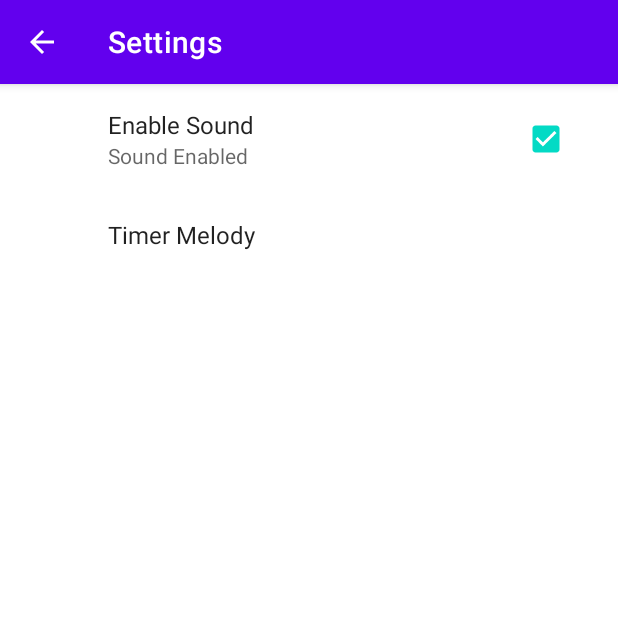
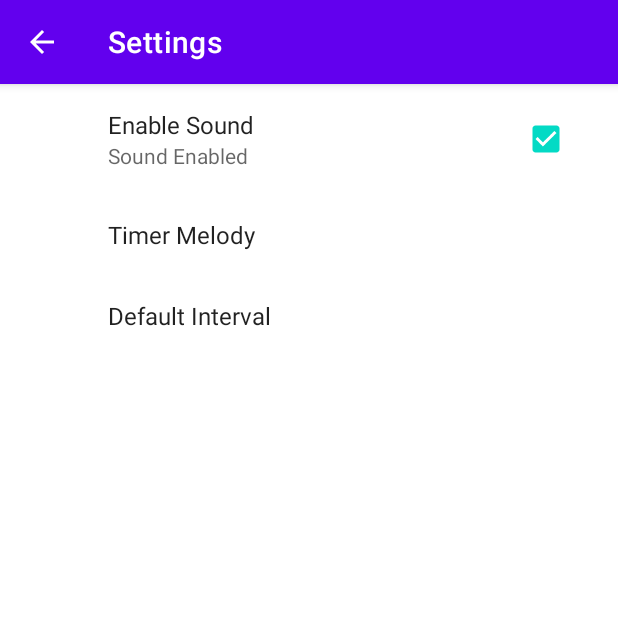
Before and after one commit to Sargeliu/CoolTimer, an Android app: the screen it shows after launch (SettingsActivity), after a tap on "Settings", on a phone screen of 412 x 824 dp, the top half of it. Run offline under Robolectric (Android 15) with nearby library versions, the phone set to English and light mode, and no system bars; our stand-ins replace androidx.preference.

Commit message:
EditTextPreference будем использовать для установки времени таймера

```diff
--- a/app/src/main/java/com/example/cooltimer/MainActivity.java
+++ b/app/src/main/java/com/example/cooltimer/MainActivity.java
@@ -17,7 +17,7 @@ import android.widget.Button;
 import android.widget.SeekBar;
 import android.widget.TextView;
 
-public class MainActivity extends AppCompatActivity {
+public class MainActivity extends AppCompatActivity implements SharedPreferences.OnSharedPreferenceChangeListener {
 
     private SeekBar seekBar;
     private TextView textView;
@@ -25,6 +25,8 @@ public class MainActivity extends AppCompatActivity {
     private Button button; // чтоб изменять текст на кнопке
 
     private CountDownTimer countDownTimer;
+    private int defaultInterval;
+    SharedPreferences sharedPreferences;
 
     @Override
     protected void onCreate(Bundle savedInstanceState) {
@@ -33,17 +35,18 @@ public class MainActivity extends AppCompatActivity {
 
         seekBar = findViewById(R.id.seekBar); // привязываем наши переменные
         textView = findViewById(R.id.textView);
+        sharedPreferences = PreferenceManager.getDefaultSharedPreferences(this);
 
         seekBar.setMax(600); // устанавливаем max значение (в нашем случае 10 минут = 600 секунд)
-        seekBar.setProgress(30); // устанавливаем таймер на 30 сек.
         isTimerOn = false; // ставим что изначально не вкл.
+        setIntervalFromSharedPreferences(sharedPreferences);
 
         button = findViewById(R.id.button);
         seekBar.setOnSeekBarChangeListener(new SeekBar.OnSeekBarChangeListener() { // привязывем TextView и SeedBar
             @Override
             public void onProgressChanged(SeekBar seekBar, int progress, boolean fromUser) {
-                long progessInMillis = progress * 1000; // создали переменну для переводи милисекунд в секунды т.к. progress в секундах
-                updateTimer(progessInMillis);
+                long progressInMillis = progress * 1000; // создали переменну для переводи милисекунд в секунды т.к. progress в секундах
+                updateTimer(progressInMillis);
             }
 
             @Override
@@ -56,6 +59,8 @@ public class MainActivity extends AppCompatActivity {
 
             }
         });
+
+        sharedPreferences.registerOnSharedPreferenceChangeListener(this);
     }
 
     public void start(View view) { // создаём таймер
@@ -123,11 +128,10 @@ public class MainActivity extends AppCompatActivity {
 
     private void resetTimer() { // рефакторинг
         countDownTimer.cancel(); // остановить переменную
-        textView.setText("00:30"); //возвращаем цифры по умолчанию
         button.setText("Start"); //возвращаем текст по умолчанию
         seekBar.setEnabled(true); //вкл. возможность двигать ползунок
-        seekBar.setProgress(30);
         isTimerOn = false;
+        setIntervalFromSharedPreferences(sharedPreferences);
     }
 
     @Override
@@ -152,4 +156,23 @@ public class MainActivity extends AppCompatActivity {
 
         return super.onOptionsItemSelected(item);
     }
+
+    private void setIntervalFromSharedPreferences(SharedPreferences sharedPreferences) {
+        defaultInterval = Integer.valueOf(sharedPreferences.getString("default_interval", "30"));
+        textView.setText("00:" + defaultInterval);
+        seekBar.setProgress(defaultInterval);
+    }
+
+    @Override
+    public void onSharedPreferenceChanged(SharedPreferences sharedPreferences, String key) {
+        if (key.equals("default_interval")) {
+            setIntervalFromSharedPreferences(sharedPreferences);
+        }
+    }
+
+    @Override
+    protected void onDestroy() {
+        super.onDestroy();
+        sharedPreferences.unregisterOnSharedPreferenceChangeListener(this);
+    }
 }
--- a/app/src/main/res/xml/timer_preferences.xml
+++ b/app/src/main/res/xml/timer_preferences.xml
@@ -16,4 +16,11 @@
         android:entryValues="@array/pref_timer_melody_values"
         />
 
+    <EditTextPreference
+        android:title="Default Interval"
+        android:key="default_interval"
+        android:defaultValue="30"
+
+        />
+
 </PreferenceScreen>
```
